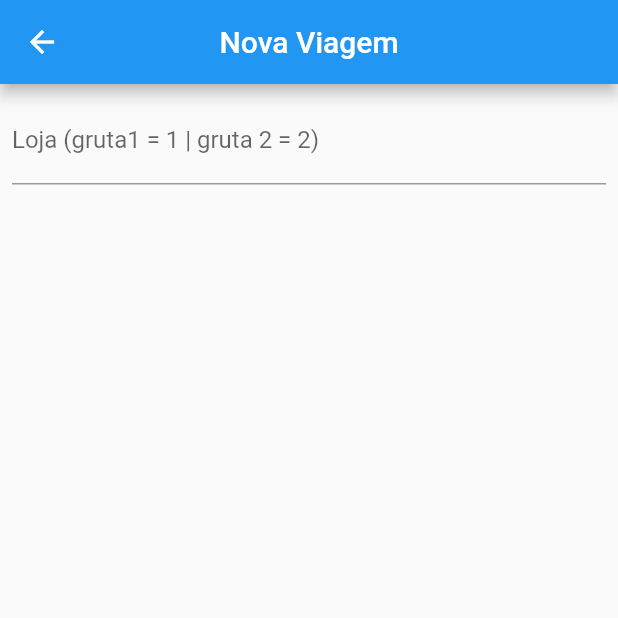
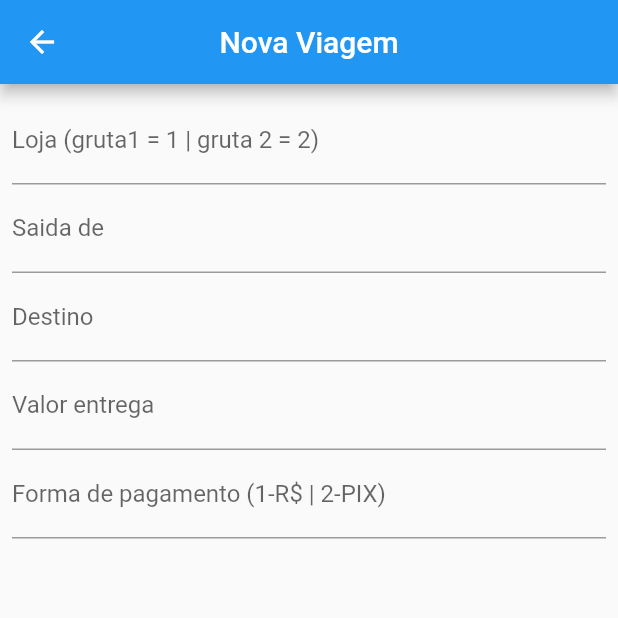
Before and after one commit to kr0ck/Controle-MotoBoy, a Flutter app: the AddViagensScreen screen opened directly, on a phone screen of 412 x 824 dp, the top half of it. Run offline on Flutter 3.47's test engine with Material 2 defaults, Android fonts, the light colour scheme and no system bars.

Commit message:
Destrinchando os campos de viagens

```diff
--- a/lib/Screens/Add_Viagens_Screen.dart
+++ b/lib/Screens/Add_Viagens_Screen.dart
@@ -19,6 +19,10 @@ class _AddViagensScreenState extends State<AddViagensScreen> {
           padding: const EdgeInsets.all(8),
           child: Column(children: [
             CustonTextFieldWidget('Loja (gruta1 = 1 | gruta 2 = 2)'),
+            CustonTextFieldWidget('Saida de'),
+            CustonTextFieldWidget('Destino'),
+            CustonTextFieldWidget('Valor entrega'),
+            CustonTextFieldWidget('Forma de pagamento (1-R\$ | 2-PIX)'),
           ])),
     );
   }
```
